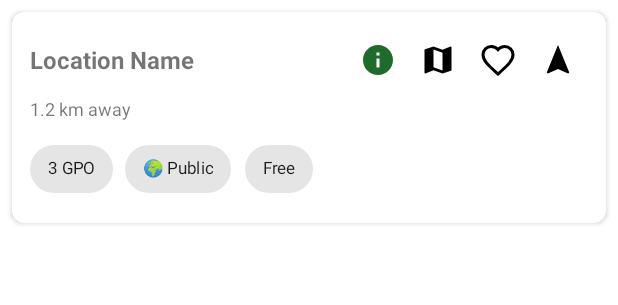
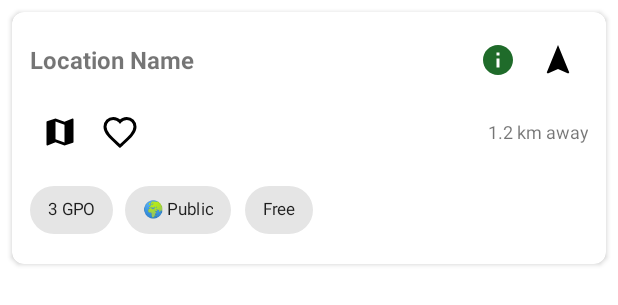
Before and after one commit to githuba42r/PEVPlugShare, an Android app: the layout item_location.xml on its own in the app's theme, with its tools: preview values and no code run, on a phone screen of 412 x 824 dp. Shown: the top 305 px of the screen. Run offline under Robolectric (Android 15) with nearby library versions, the phone set to English and light mode, and no system bars; network calls fail.

Commit message:
UI refinements: Gallery modal and location card layout
- Added photo gallery modal with linear layout to prevent overlays
- Gallery shows location description, swiping images, and photo counter
- Created new image gallery icon (ic_image_gallery.xml)
- Changed photo button icon from pencil to proper gallery icon
- Refactored location card layout:
  * Header: Location name + info button (left), navigation icon (right)
  * Action row: Map, Favourite, Gallery buttons (left) + distance (right)
  * All buttons properly aligned and organized
- LinearLayout fixes modal positioning issues from FrameLayout
- ViewPager2 uses layout_weight for proper spacing
- Gallery icon only shows when location has photos
- Distance moved to right side of action buttons
- Cleaner, more organized location card UI

```diff
--- a/app/src/main/java/com/pevplugshare/ui/main/LocationAdapter.kt
+++ b/app/src/main/java/com/pevplugshare/ui/main/LocationAdapter.kt
@@ -69,9 +69,6 @@ class LocationAdapter(
                     location.latitude, location.longitude
                 )
                 locationDistance.text = LocationUtils.formatDistance(distance)
-
-                // Pending sync indicator - always hidden
-                pendingSyncIcon.visibility = android.view.View.GONE
 
                 // Always visible badges
                 locationGpoCount.text = "${location.gpoCount} GPO"
--- /dev/null
+++ b/app/src/main/res/drawable/ic_image_gallery.xml
@@ -0,0 +1,9 @@
+<vector xmlns:android="http://schemas.android.com/apk/res/android"
+    android:width="24dp"
+    android:height="24dp"
+    android:viewportWidth="24"
+    android:viewportHeight="24">
+    <path
+        android:fillColor="?attr/colorPrimary"
+        android:pathData="M19,3H5c-1.1,0 -2,0.9 -2,2v14c0,1.1 0.9,2 2,2h14c1.1,0 2,-0.9 2,-2V5c0,-1.1 -0.9,-2 -2,-2zM8.5,13.5l2.5,3.01L14.5,12l4.5,6H5l3.5,-4.5z" />
+</vector>
--- a/app/src/main/res/layout/item_location.xml
+++ b/app/src/main/res/layout/item_location.xml
@@ -13,7 +13,7 @@
         android:orientation="vertical"
         android:padding="12dp">
 
-        <!-- Header Row: Name + Info Button + Icons -->
+        <!-- Header Row: Name + Info Button + Navigation Icon (right aligned) -->
         <LinearLayout
             android:layout_width="match_parent"
             android:layout_height="wrap_content"
@@ -41,24 +41,29 @@
                 android:src="@drawable/ic_info"
                 app:tint="?attr/colorPrimary" />
 
-            <ImageView
-                android:id="@+id/pendingSyncIcon"
-                android:layout_width="24dp"
-                android:layout_height="24dp"
-                android:layout_marginEnd="8dp"
-                android:src="@drawable/ic_sync_pending"
-                android:contentDescription="Pending sync"
-                android:visibility="gone" />
-
             <ImageButton
-                android:id="@+id/photosButton"
+                android:id="@+id/navigateButton"
                 android:layout_width="40dp"
                 android:layout_height="40dp"
                 android:background="?attr/selectableItemBackgroundBorderless"
-                android:contentDescription="View photos"
+                android:contentDescription="Navigate with OSMAnd"
                 android:scaleType="centerInside"
-                android:src="@drawable/ic_edit"
-                android:visibility="gone" />
+                android:src="@drawable/ic_navigation" />
+        </LinearLayout>
+
+        <!-- Action Buttons Row: Map, Favourite, Gallery + Distance (right) -->
+        <LinearLayout
+            android:layout_width="match_parent"
+            android:layout_height="wrap_content"
+            android:layout_marginTop="8dp"
+            android:gravity="center_vertical"
+            android:orientation="horizontal">
+
+            <!-- Action Buttons on left -->
+            <LinearLayout
+                android:layout_width="wrap_content"
+                android:layout_height="wrap_content"
+                android:orientation="horizontal">
 
                 <ImageButton
                     android:id="@+id/mapButton"
@@ -79,23 +84,27 @@
                     android:src="@drawable/ic_favourite_outline" />
 
                 <ImageButton
-                android:id="@+id/navigateButton"
+                    android:id="@+id/photosButton"
                     android:layout_width="40dp"
                     android:layout_height="40dp"
                     android:background="?attr/selectableItemBackgroundBorderless"
-                android:contentDescription="Navigate with OSMAnd"
+                    android:contentDescription="View photos"
                     android:scaleType="centerInside"
-                android:src="@drawable/ic_navigation" />
+                    android:src="@drawable/ic_image_gallery"
+                    android:visibility="gone" />
             </LinearLayout>
 
-        <!-- Distance Row -->
+            <!-- Distance on right -->
             <TextView
                 android:id="@+id/locationDistance"
-            android:layout_width="wrap_content"
+                android:layout_width="0dp"
                 android:layout_height="wrap_content"
-            android:layout_marginTop="4dp"
+                android:layout_weight="1"
                 android:text="1.2 km away"
-            android:textSize="12sp" />
+                android:textSize="12sp"
+                android:textAlignment="textEnd"
+                android:gravity="end" />
+        </LinearLayout>
 
         <!-- Always Visible Badges: GPO + Public/Private + Fee + Hours -->
         <com.google.android.material.chip.ChipGroup
```
Also changed, not shown: app/src/main/res/layout/activity_main.xml (+8 -9 lines). Lines whose indentation alone changed are shown as unchanged.
